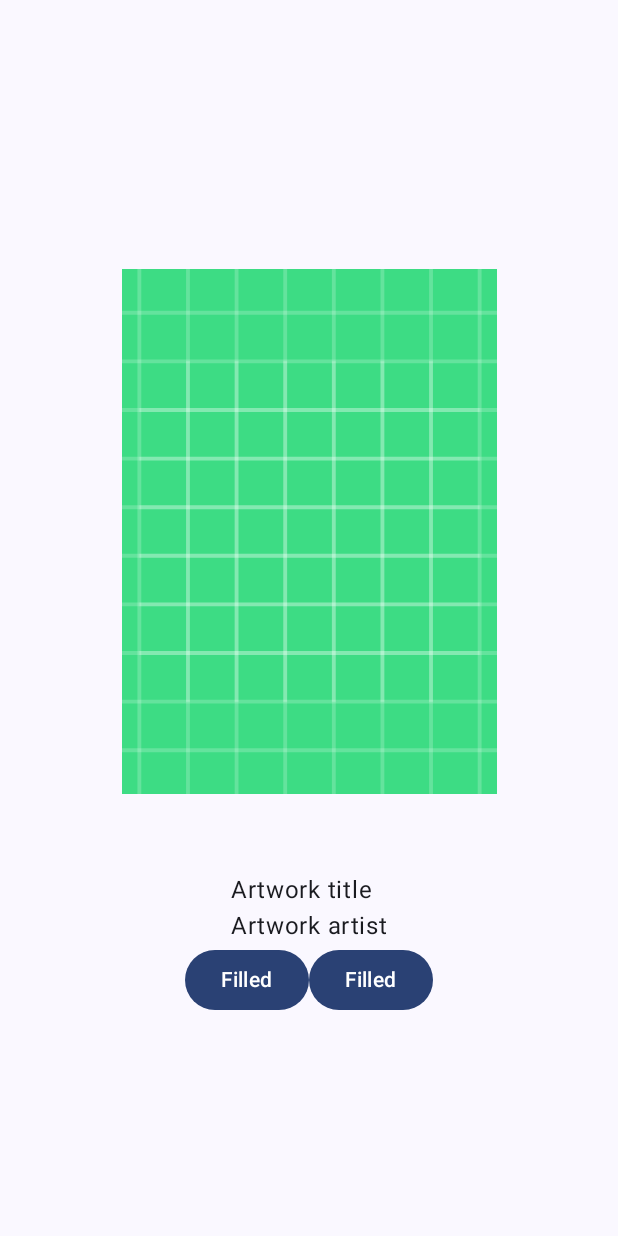
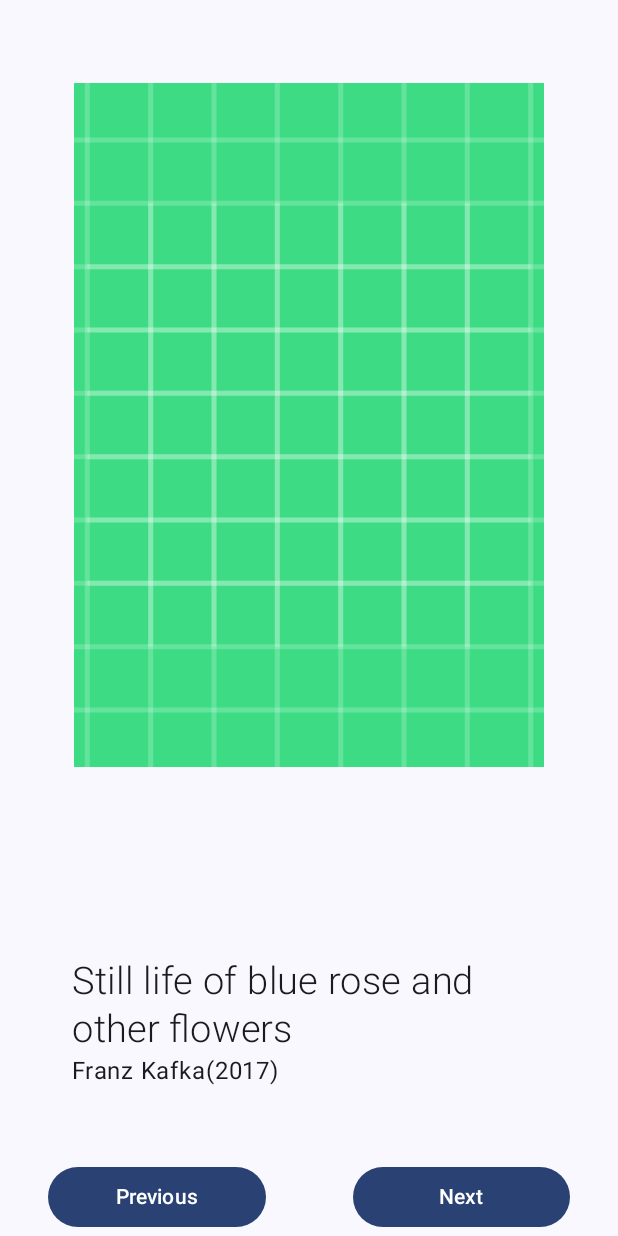
Before and after one commit to afaiyaz006/Art-Gallery-App, an Android app built with Jetpack Compose: the MainActivity screen opened directly, with no data from a screen before it, on a phone screen of 412 x 824 dp. Run offline under Robolectric (Android 15) with nearby library versions, the phone set to English and light mode, and no system bars.

Commit message:
adjusted basic layout

```diff
--- a/app/src/main/java/com/example/art_gallery_app/MainActivity.kt
+++ b/app/src/main/java/com/example/art_gallery_app/MainActivity.kt
@@ -2,6 +2,7 @@ package com.example.art_gallery_app
 
 
 import android.os.Bundle
+import android.widget.Space
 import androidx.activity.ComponentActivity
 import androidx.activity.compose.setContent
 import androidx.activity.enableEdgeToEdge
@@ -30,6 +31,8 @@ import androidx.compose.ui.Modifier
 import androidx.compose.ui.layout.ContentScale
 import androidx.compose.ui.node.ModifierNodeElement
 import androidx.compose.ui.res.painterResource
+import androidx.compose.ui.text.font.FontWeight
+import androidx.compose.ui.text.style.TextAlign
 import androidx.compose.ui.tooling.preview.Preview
 import androidx.compose.ui.unit.dp
 import androidx.compose.ui.unit.sp
@@ -43,6 +46,7 @@ class MainActivity : ComponentActivity() {
             ArtGalleryAppTheme {
                 Surface(){
                     ArtGalleryAppLayOut(
+
                     )
                 }
             }
@@ -53,19 +57,23 @@ class MainActivity : ComponentActivity() {
 fun ArtGalleryAppLayOut(modifier: Modifier= Modifier){
 
         Column(Modifier.fillMaxSize(), verticalArrangement = Arrangement.Center, horizontalAlignment = Alignment.CenterHorizontally) {
+            Spacer(modifier = Modifier.weight(0.5f))
             Row() {
                 ImageViewer(modifier.padding(32.dp))
             }
-            Spacer(modifier = Modifier.height(20.dp))
-            Row(){
-                ArtWorkInfo(modifier)
+            Spacer(modifier = Modifier.weight(1.0f))
+
+            Row(Modifier.padding(32.dp)){
+                ArtWorkInfo(modifier.padding(16.dp))
             }
-            Row(){
-                Button(onClick = {  /*nothing*/}) {
-                    Text("Filled")
+
+            Row(Modifier.padding(bottom=2.dp, start = 32.dp,end=32.dp)){
+                Button(onClick = {  /*nothing*/},modifier = Modifier.weight(0.5f)) {
+                    Text("Previous")
                 }
-                Button(onClick = {  /*nothing*/}) {
-                    Text("Filled")
+                Spacer(modifier = Modifier.weight(0.2f))
+                Button(onClick = {  /*nothing*/},modifier = Modifier.weight(0.5f)) {
+                    Text("Next")
                 }
             }
         }
@@ -76,7 +84,7 @@ fun ArtGalleryAppLayOut(modifier: Modifier= Modifier){
 fun ImageViewer(modifier: Modifier){
     var imageValue = painterResource(R.drawable.ic_launcher_background)
     Image(
-        modifier=modifier.wrapContentSize(Alignment.Center).height(350.dp).width(250.dp),
+        modifier=modifier.wrapContentSize(Alignment.Center).fillMaxHeight(0.6f).fillMaxWidth(0.9f),
         painter = imageValue,
         contentScale = ContentScale.FillHeight,
         contentDescription = null
@@ -84,17 +92,28 @@ fun ImageViewer(modifier: Modifier){
 }
 @Composable
 fun ArtWorkInfo(modifier: Modifier){
-    Column(){
+    Column(modifier){
         Text(
-            text="Artwork title",
+            text="Still life of blue rose and other flowers",
+            fontSize = 25.sp,
+            lineHeight = 32.sp,
+            fontWeight = FontWeight.Light
 
         )
+        ArtAuthor()
+    }
+}
+@Composable
+fun ArtAuthor(modifier: Modifier= Modifier){
+    Row(){
         Text(
-            text="Artwork artist"
+            text="Franz Kafka"
+        )
+        Text(
+            text="(2017)"
         )
     }
 }
-
 @Preview(showBackground = true)
 @Composable
 fun GreetingPreview() {
```
